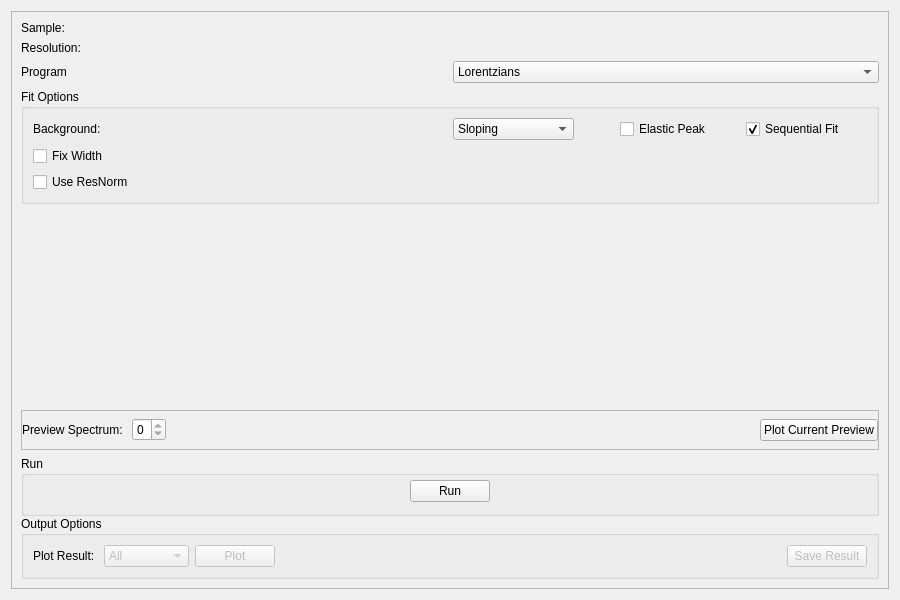
Qt form qt/scientific_interfaces/Inelastic/BayesFitting/Quasi.ui (mantidproject/mantid) before a commit.
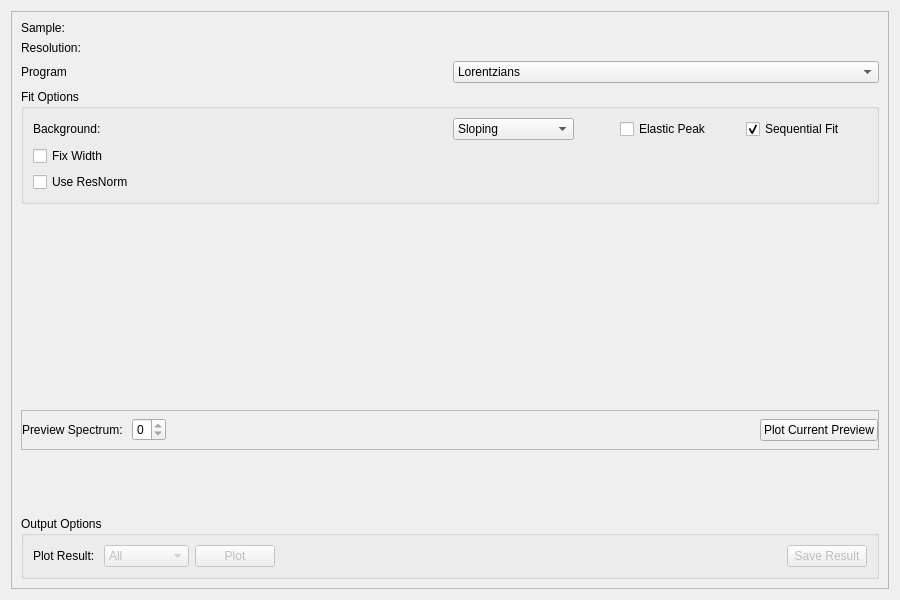
The same form after that commit. Custom widgets are drawn as their Qt base class.

Commit message: Use RunWidget in Quasi tab of Bayes Fitting

The edit to the form file:
```diff
--- a/qt/scientific_interfaces/Inelastic/BayesFitting/Quasi.ui
+++ b/qt/scientific_interfaces/Inelastic/BayesFitting/Quasi.ui
@@ -24,8 +24,8 @@
        <rect>
         <x>0</x>
         <y>0</y>
-        <width>880</width>
-        <height>580</height>
+        <width>876</width>
+        <height>576</height>
        </rect>
       </property>
       <layout class="QVBoxLayout" name="verticalLayout_4">
@@ -401,52 +401,7 @@
            <number>0</number>
           </property>
           <item>
-           <widget class="QGroupBox" name="gbRun">
-            <property name="title">
-             <string>Run</string>
-            </property>
-            <layout class="QHBoxLayout" name="horizontalLayout_4">
-             <property name="topMargin">
-              <number>0</number>
-             </property>
-             <property name="bottomMargin">
-              <number>7</number>
-             </property>
-             <item>
-              <spacer name="horizontalSpacer_3">
-               <property name="orientation">
-                <enum>Qt::Horizontal</enum>
-               </property>
-               <property name="sizeHint" stdset="0">
-                <size>
-                 <width>385</width>
-                 <height>20</height>
-                </size>
-               </property>
-              </spacer>
-             </item>
-             <item>
-              <widget class="QPushButton" name="pbRun">
-               <property name="text">
-                <string>Run</string>
-               </property>
-              </widget>
-             </item>
-             <item>
-              <spacer name="horizontalSpacer_2">
-               <property name="orientation">
-                <enum>Qt::Horizontal</enum>
-               </property>
-               <property name="sizeHint" stdset="0">
-                <size>
-                 <width>384</width>
-                 <height>20</height>
-                </size>
-               </property>
-              </spacer>
-             </item>
-            </layout>
-           </widget>
+           <widget class="QWidget" name="runWidget" native="true"/>
           </item>
           <item>
            <layout class="QHBoxLayout" name="horizontalLayout_44">
```
The commit also changes 5 other files.
